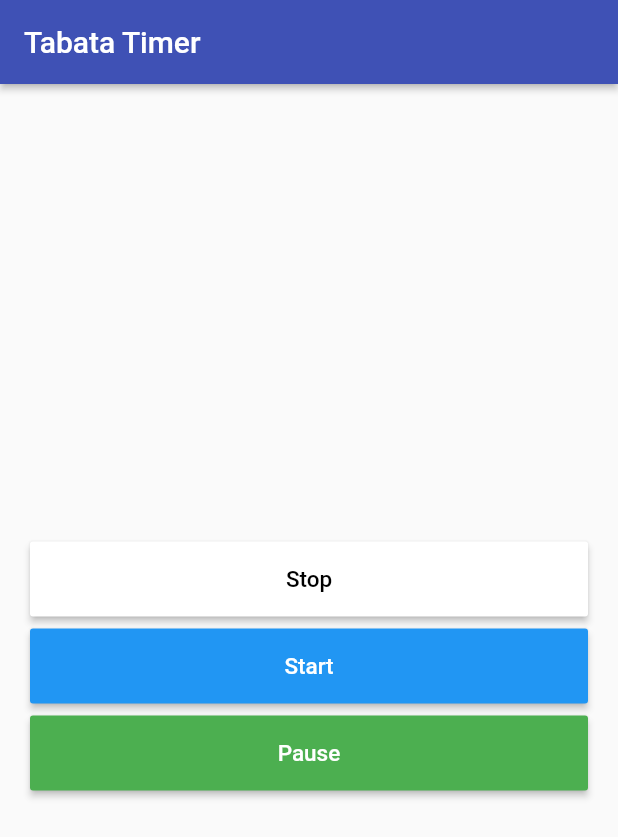
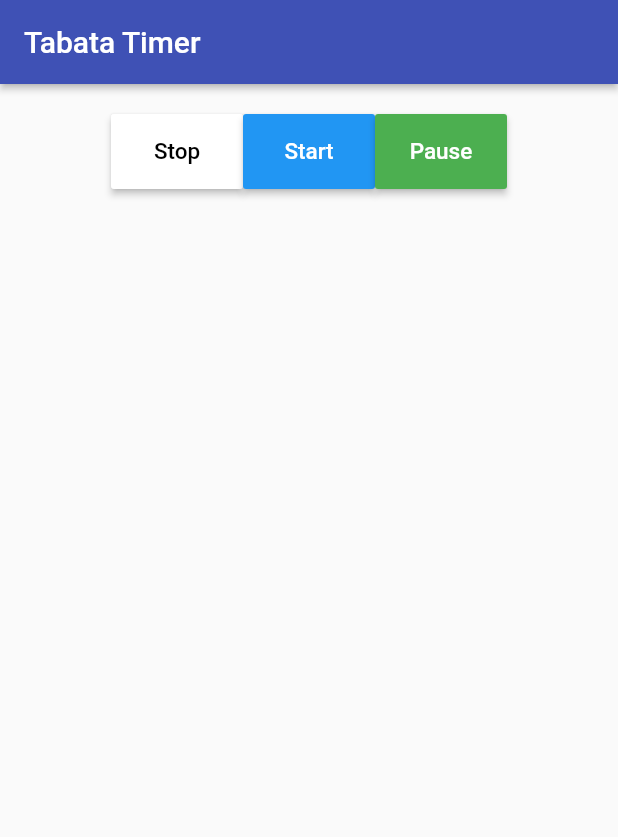
Before and after one commit to kostaskaragiorgos/Tabata-Timer, a Flutter app: the screen it shows after launch, on a phone screen of 412 x 824 dp. Shown: the top 837 px of the screen. Run offline on Flutter 3.47's test engine with Material 2 defaults, Android fonts, the phone set to English and light mode, and no system bars.

Commit message:
Update main_page.dart

```diff
--- a/tabatatimer/lib/app/main_page/main_page.dart
+++ b/tabatatimer/lib/app/main_page/main_page.dart
@@ -18,9 +18,9 @@ class MainPage extends StatelessWidget {
 Widget _buildContent() {
   return Padding(
     padding: EdgeInsets.all(20),
-        child: Column(
+        child: Row(
           mainAxisAlignment: MainAxisAlignment.center,
-          crossAxisAlignment: CrossAxisAlignment.stretch,
+          crossAxisAlignment: CrossAxisAlignment.end,
           children: <Widget>[
             SizedBox(height: 8),
             MainPageButton(
```
